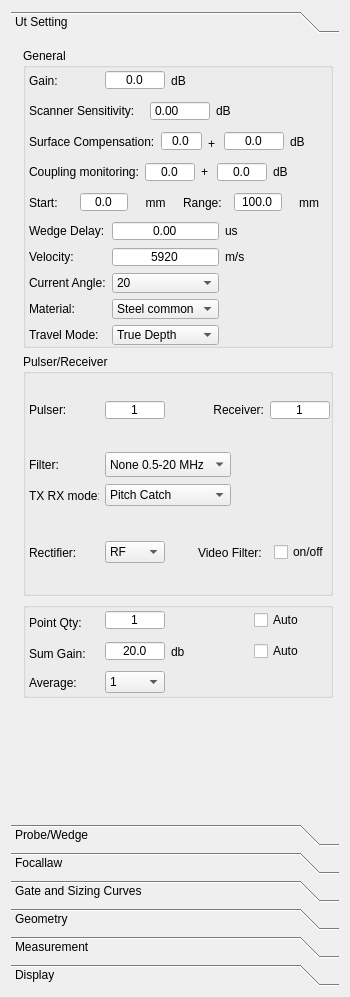
Qt form phascan_view/ui/DopplerGroupTab.ui (qinxingying/hello-word) before a commit.
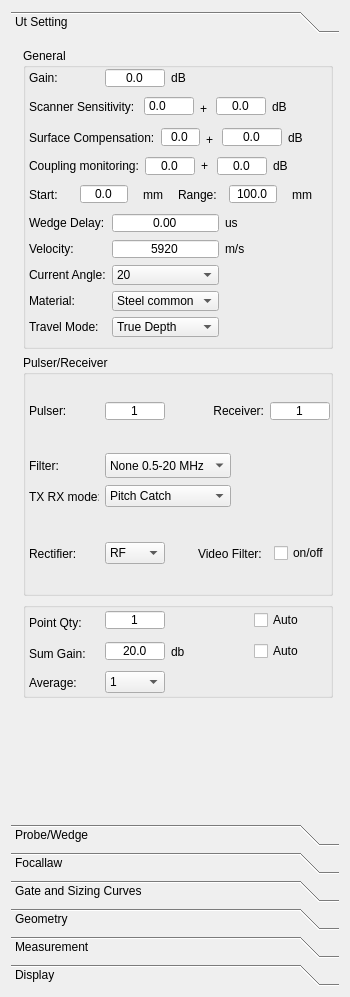
The same form after that commit. Icons and pictures are not drawn. Custom widgets are drawn as their Qt base class.

```diff
--- a/phascan_view/ui/DopplerGroupTab.ui
+++ b/phascan_view/ui/DopplerGroupTab.ui
@@ -167,12 +167,6 @@
               <property name="topMargin">
                <number>0</number>
               </property>
-              <property name="rightMargin">
-               <number>0</number>
-              </property>
-              <property name="bottomMargin">
-               <number>0</number>
-              </property>
               <item>
                <layout class="QHBoxLayout" name="horizontalLayout_20">
                 <item>
@@ -268,6 +262,53 @@
                   </property>
                  </widget>
                 </item>
+                <item>
+                 <widget class="QDoubleSpinBox" name="ValueScannerSensitivityGain">
+                  <property name="minimumSize">
+                   <size>
+                    <width>50</width>
+                    <height>20</height>
+                   </size>
+                  </property>
+                  <property name="maximumSize">
+                   <size>
+                    <width>50</width>
+                    <height>20</height>
+                   </size>
+                  </property>
+                  <property name="buttonSymbols">
+                   <enum>QAbstractSpinBox::NoButtons</enum>
+                  </property>
+                  <property name="decimals">
+                   <number>1</number>
+                  </property>
+                 </widget>
+                </item>
+                <item>
+                 <widget class="QLabel" name="LabelGain_3">
+                  <property name="sizePolicy">
+                   <sizepolicy hsizetype="Preferred" vsizetype="Preferred">
+                    <horstretch>0</horstretch>
+                    <verstretch>0</verstretch>
+                   </sizepolicy>
+                  </property>
+                  <property name="minimumSize">
+                   <size>
+                    <width>10</width>
+                    <height>25</height>
+                   </size>
+                  </property>
+                  <property name="maximumSize">
+                   <size>
+                    <width>10</width>
+                    <height>20</height>
+                   </size>
+                  </property>
+                  <property name="text">
+                   <string>+</string>
+                  </property>
+                 </widget>
+                </item>
                 <item>
                  <widget class="QDoubleSpinBox" name="ValueScannerSensitivity">
                   <property name="sizePolicy">
@@ -291,9 +332,15 @@
                   <property name="contextMenuPolicy">
                    <enum>Qt::DefaultContextMenu</enum>
                   </property>
+                  <property name="alignment">
+                   <set>Qt::AlignCenter</set>
+                  </property>
                   <property name="buttonSymbols">
                    <enum>QAbstractSpinBox::NoButtons</enum>
                   </property>
+                  <property name="decimals">
+                   <number>1</number>
+                  </property>
                   <property name="minimum">
                    <double>-30.000000000000000</double>
                   </property>
```
Left out of the diff: 2 changed lines with no effect on the pictures.
